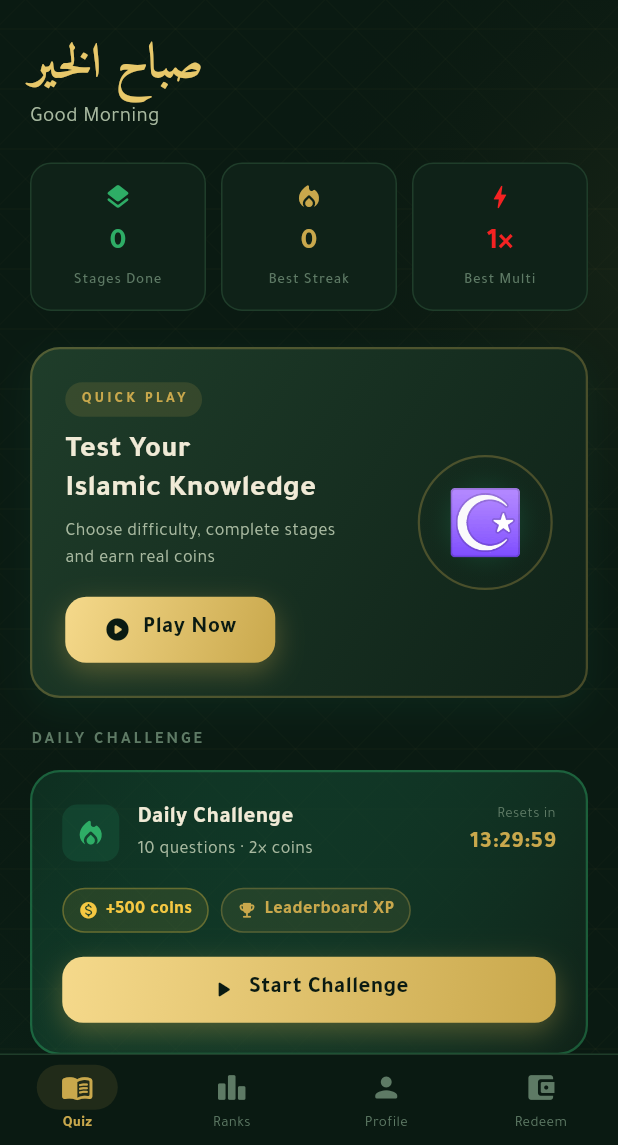
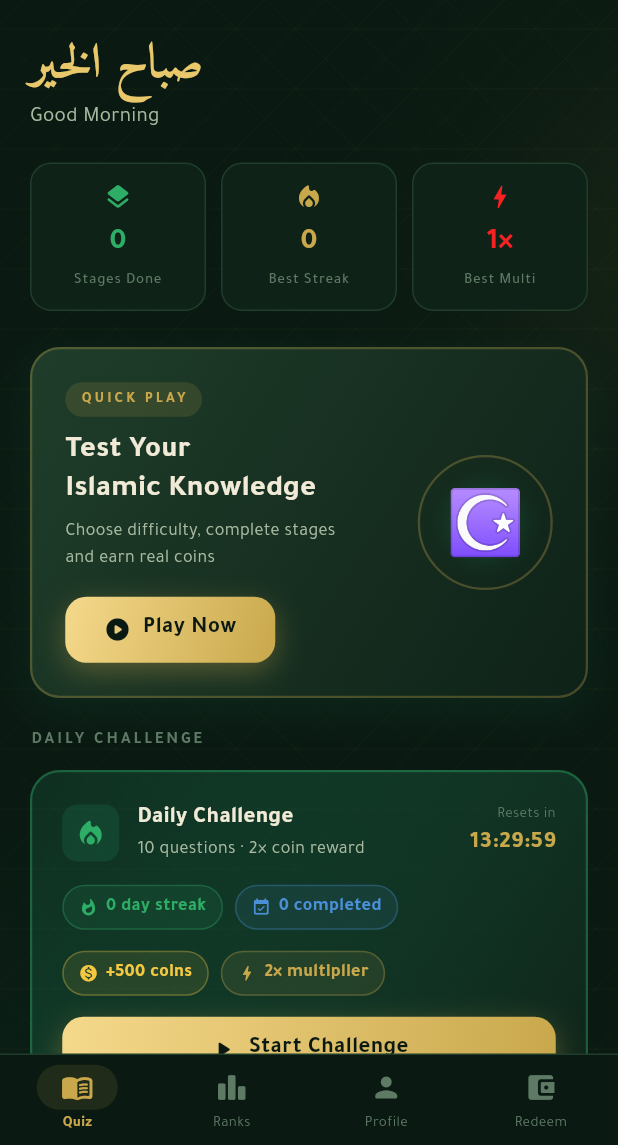
Before and after one commit to Academykw/deen_islamic_quiz, a Flutter app: the HomeScreen screen opened by its route, on a phone screen of 412 x 824 dp, the part 91-1236 px from its top. Run offline on Flutter 3.47's test engine with Material 3 defaults, Android fonts, the phone set to English and light mode, and no system bars; our stand-ins replace audioplayers, cloud_firestore, firebase_auth, firebase_core, flutter_animate, flutter_riverpod and 3 more; accounts and stored records are empty.

Commit message:
adding quiz features

```diff
--- a/lib/features/home/widgets/daily_challenge_card.dart
+++ b/lib/features/home/widgets/daily_challenge_card.dart
@@ -1,24 +1,26 @@
 import 'dart:async';
 import 'package:flutter/material.dart';
+import 'package:flutter_riverpod/flutter_riverpod.dart';
 
 import '../../../core/constant/app_colors.dart';
 import '../../../core/widgets/gold_button.dart';
+import '../../../state/daily_challenge_provider.dart';
 
-class DailyChallengeCard extends StatefulWidget {
+class DailyChallengeCard extends ConsumerStatefulWidget {
   const DailyChallengeCard({
     super.key,
     required this.onTap,
-    this.isCompleted = false,
   });
 
   final VoidCallback onTap;
-  final bool isCompleted;
 
   @override
-  State<DailyChallengeCard> createState() => _DailyChallengeCardState();
+  ConsumerState<DailyChallengeCard> createState() =>
+      _DailyChallengeCardState();
 }
 
-class _DailyChallengeCardState extends State<DailyChallengeCard> {
+class _DailyChallengeCardState
+    extends ConsumerState<DailyChallengeCard> {
   late Timer _timer;
   late Duration _timeLeft;
 
@@ -26,11 +28,13 @@ class _DailyChallengeCardState extends State<DailyChallengeCard> {
   void initState() {
     super.initState();
     _timeLeft = _timeUntilMidnight();
-    _timer = Timer.periodic(const Duration(seconds: 1), (_) {
-      if (mounted) {
-        setState(() => _timeLeft = _timeUntilMidnight());
-      }
-    });
+    _timer =
+        Timer.periodic(const Duration(seconds: 1), (_) {
+          if (mounted) {
+            setState(
+                    () => _timeLeft = _timeUntilMidnight());
+          }
+        });
   }
 
   @override
@@ -48,17 +52,26 @@ class _DailyChallengeCardState extends State<DailyChallengeCard> {
 
   String _format(Duration d) {
     final h = d.inHours.toString().padLeft(2, '0');
-    final m = (d.inMinutes % 60).toString().padLeft(2, '0');
-    final s = (d.inSeconds % 60).toString().padLeft(2, '0');
+    final m =
+    (d.inMinutes % 60).toString().padLeft(2, '0');
+    final s =
+    (d.inSeconds % 60).toString().padLeft(2, '0');
     return '$h:$m:$s';
   }
 
   @override
   Widget build(BuildContext context) {
-    return Container(
+    final state = ref.watch(dailyChallengeProvider);
+
+    if (state.isLoading) {
+      return _LoadingCard();
+    }
+
+    return AnimatedContainer(
+      duration: const Duration(milliseconds: 300),
       decoration: BoxDecoration(
         gradient: LinearGradient(
-          colors: widget.isCompleted
+          colors: state.isCompleted
               ? [AppColors.darkPanel, AppColors.darkCard]
               : [
             AppColors.emerald.withOpacity(0.25),
@@ -69,7 +82,7 @@ class _DailyChallengeCardState extends State<DailyChallengeCard> {
         ),
         borderRadius: BorderRadius.circular(20),
         border: Border.all(
-          color: widget.isCompleted
+          color: state.isCompleted
               ? AppColors.darkBorder
               : AppColors.emeraldLight.withOpacity(0.4),
           width: 1.5,
@@ -80,22 +93,25 @@ class _DailyChallengeCardState extends State<DailyChallengeCard> {
         child: Column(
           crossAxisAlignment: CrossAxisAlignment.start,
           children: [
-            // ── Header row ─────────────────────
+            // ── Header row ──────────────────────
             Row(
               children: [
                 Container(
                   padding: const EdgeInsets.all(8),
                   decoration: BoxDecoration(
-                    color: widget.isCompleted
+                    color: state.isCompleted
                         ? AppColors.darkBorder
-                        : AppColors.emerald.withOpacity(0.3),
-                    borderRadius: BorderRadius.circular(10),
+                        : AppColors.emerald
+                        .withOpacity(0.3),
+                    borderRadius:
+                    BorderRadius.circular(10),
                   ),
                   child: Icon(
-                    widget.isCompleted
+                    state.isCompleted
                         ? Icons.check_circle_rounded
-                        : Icons.local_fire_department_rounded,
-                    color: widget.isCompleted
+                        : Icons
+                        .local_fire_department_rounded,
+                    color: state.isCompleted
                         ? AppColors.textMuted
                         : AppColors.emeraldLight,
                     size: 22,
@@ -104,7 +120,8 @@ class _DailyChallengeCardState extends State<DailyChallengeCard> {
                 const SizedBox(width: 12),
                 Expanded(
                   child: Column(
-                    crossAxisAlignment: CrossAxisAlignment.start,
+                    crossAxisAlignment:
+                    CrossAxisAlignment.start,
                     children: [
                       const Text(
                         'Daily Challenge',
@@ -116,9 +133,9 @@ class _DailyChallengeCardState extends State<DailyChallengeCard> {
                         ),
                       ),
                       Text(
-                        widget.isCompleted
-                            ? 'Come back tomorrow'
-                            : '10 questions · 2× coins',
+                        state.isCompleted
+                            ? 'Completed today · Come back tomorrow'
+                            : '10 questions · 2× coin reward',
                         style: const TextStyle(
                           fontFamily: 'Tajawal',
                           fontSize: 12,
@@ -128,10 +145,11 @@ class _DailyChallengeCardState extends State<DailyChallengeCard> {
                     ],
                   ),
                 ),
-                // Countdown
-                if (!widget.isCompleted)
+                // Countdown timer
+                if (!state.isCompleted)
                   Column(
-                    crossAxisAlignment: CrossAxisAlignment.end,
+                    crossAxisAlignment:
+                    CrossAxisAlignment.end,
                     children: [
                       const Text(
                         'Resets in',
@@ -155,10 +173,34 @@ class _DailyChallengeCardState extends State<DailyChallengeCard> {
               ],
             ),
 
-            if (!widget.isCompleted) ...[
-              const SizedBox(height: 16),
+            // ── Streak + stats row ───────────────
+            const SizedBox(height: 14),
+            Row(
+              children: [
+                _StatChip(
+                  icon: Icons.whatshot_rounded,
+                  label:
+                  '${state.dailyStreak} day streak',
+                  color: state.dailyStreak >= 7
+                      ? AppColors.hard
+                      : state.dailyStreak >= 3
+                      ? AppColors.gold
+                      : AppColors.emeraldLight,
+                ),
+                const SizedBox(width: 8),
+                _StatChip(
+                  icon: Icons.event_available_rounded,
+                  label:
+                  '${state.totalCompleted} completed',
+                  color: AppColors.lifelineBlue,
+                ),
+              ],
+            ),
 
-              // ── Reward chips ───────────────────
+            if (!state.isCompleted) ...[
+              const SizedBox(height: 14),
+
+              // Reward chips
               Row(
                 children: [
                   _RewardChip(
@@ -168,20 +210,32 @@ class _DailyChallengeCardState extends State<DailyChallengeCard> {
                   ),
                   const SizedBox(width: 8),
                   _RewardChip(
-                    icon: Icons.emoji_events_rounded,
-                    label: 'Leaderboard XP',
+                    icon: Icons.bolt_rounded,
+                    label: '2× multiplier',
                     color: AppColors.gold,
                   ),
                 ],
               ),
 
-              const SizedBox(height: 16),
+              const SizedBox(height: 14),
 
               GoldButton(
                 label: 'Start Challenge',
                 onTap: widget.onTap,
                 height: 44,
                 icon: Icons.play_arrow_rounded,
+              ),
+            ],
+
+            // ── Completed state ──────────────────
+            if (state.isCompleted) ...[
+              const SizedBox(height: 14),
+              _CompletedBanner(
+                score: state.todayChallenge?.score ?? 0,
+                coinsEarned:
+                state.todayChallenge?.coinsEarned ??
+                    0,
+                timeLeft: _format(_timeLeft),
               ),
             ],
           ],
@@ -191,8 +245,8 @@ class _DailyChallengeCardState extends State<DailyChallengeCard> {
   }
 }
 
-class _RewardChip extends StatelessWidget {
-  const _RewardChip({
+class _StatChip extends StatelessWidget {
+  const _StatChip({
     required this.icon,
     required this.label,
     required this.color,
@@ -205,11 +259,13 @@ class _RewardChip extends StatelessWidget {
   @override
   Widget build(BuildContext context) {
     return Container(
-      padding: const EdgeInsets.symmetric(horizontal: 10, vertical: 5),
+      padding: const EdgeInsets.symmetric(
+          horizontal: 10, vertical: 5),
       decoration: BoxDecoration(
         color: color.withOpacity(0.1),
         borderRadius: BorderRadius.circular(20),
-        border: Border.all(color: color.withOpacity(0.3)),
+        border:
+        Border.all(color: color.withOpacity(0.3)),
       ),
       child: Row(
         mainAxisSize: MainAxisSize.min,
@@ -230,3 +286,126 @@ class _RewardChip extends StatelessWidget {
     );
   }
 }
+
+class _RewardChip extends StatelessWidget {
+  const _RewardChip({
+    required this.icon,
+    required this.label,
+    required this.color,
+  });
+
+  final IconData icon;
+  final String label;
+  final Color color;
+
+  @override
+  Widget build(BuildContext context) {
+    return Container(
+      padding: const EdgeInsets.symmetric(
+          horizontal: 10, vertical: 5),
+      decoration: BoxDecoration(
+        color: color.withOpacity(0.1),
+        borderRadius: BorderRadius.circular(20),
+        border:
+        Border.all(color: color.withOpacity(0.3)),
+      ),
+      child: Row(
+        mainAxisSize: MainAxisSize.min,
+        children: [
+          Icon(icon, color: color, size: 13),
+          const SizedBox(width: 5),
+          Text(
+            label,
+            style: TextStyle(
+              fontFamily: 'Tajawal',
+              fontSize: 12,
+              fontWeight: FontWeight.w600,
+              color: color,
+            ),
+          ),
+        ],
+      ),
+    );
+  }
+}
+
+class _CompletedBanner extends StatelessWidget {
+  const _CompletedBanner({
+    required this.score,
+    required this.coinsEarned,
+    required this.timeLeft,
+  });
+
+  final int score;
+  final int coinsEarned;
+  final String timeLeft;
+
+  @override
+  Widget build(BuildContext context) {
+    return Container(
+      padding: const EdgeInsets.all(12),
+      decoration: BoxDecoration(
+        color: AppColors.emerald.withOpacity(0.08),
+        borderRadius: BorderRadius.circular(12),
+        border: Border.all(
+            color: AppColors.emeraldLight
+                .withOpacity(0.3)),
+      ),
+      child: Row(
+        children: [
+          const Icon(
+            Icons.check_circle_rounded,
+            color: AppColors.emeraldLight,
+            size: 18,
+          ),
+          const SizedBox(width: 10),
+          Expanded(
+            child: Column(
+              crossAxisAlignment:
+              CrossAxisAlignment.start,
+              children: [
+                Text(
+                  'Score: $score/10 · Earned $coinsEarned coins',
+                  style: const TextStyle(
+                    fontFamily: 'Tajawal',
+                    fontSize: 13,
+                    fontWeight: FontWeight.w600,
+                    color: AppColors.emeraldLight,
+                  ),
+                ),
+                Text(
+                  'Next challenge in $timeLeft',
+                  style: const TextStyle(
+                    fontFamily: 'Tajawal',
+                    fontSize: 11,
+                    color: AppColors.textMuted,
+                  ),
+                ),
+              ],
+            ),
+          ),
+        ],
+      ),
+    );
+  }
+}
+
+class _LoadingCard extends StatelessWidget {
+  @override
+  Widget build(BuildContext context) {
+    return Container(
+      height: 100,
+      decoration: BoxDecoration(
+        color: AppColors.darkCard,
+        borderRadius: BorderRadius.circular(20),
+        border: Border.all(color: AppColors.darkBorder),
+      ),
+      child: const Center(
+        child: CircularProgressIndicator(
+          color: AppColors.gold,
+          strokeWidth: 2,
+        ),
+      ),
+    );
+  }
+}
```
Also changed, not shown: lib/data/models/daily_challenge.dart (added, +72 -0 lines), lib/state/daily_challenge_provider.dart (added, +116 -0 lines).
